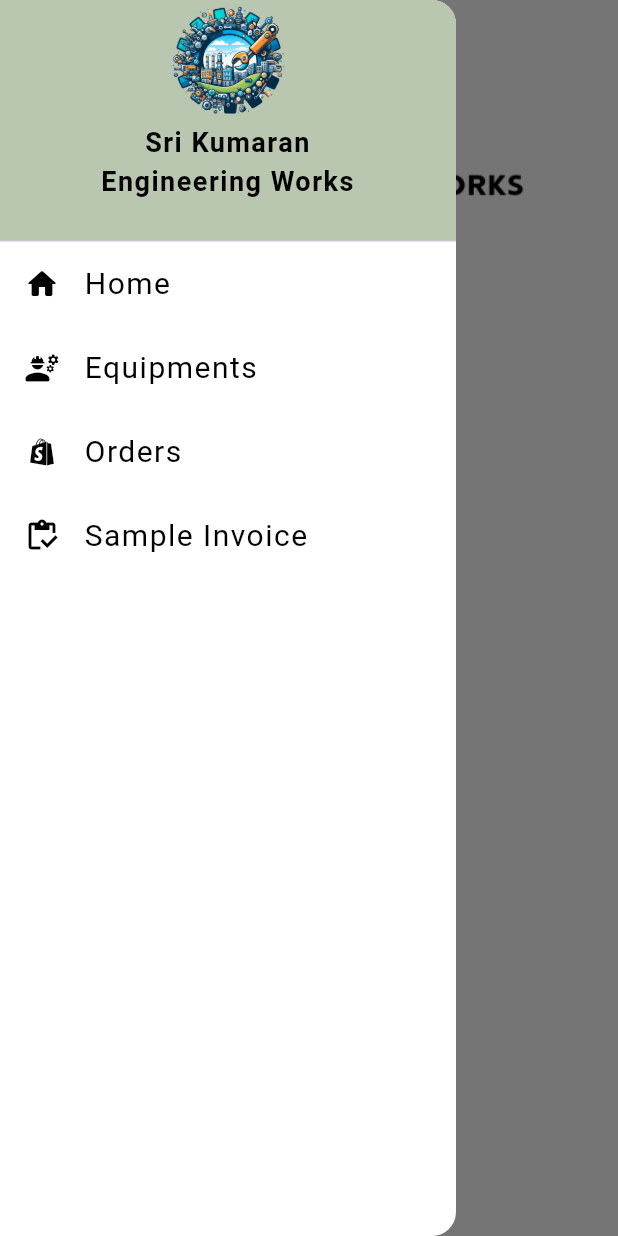
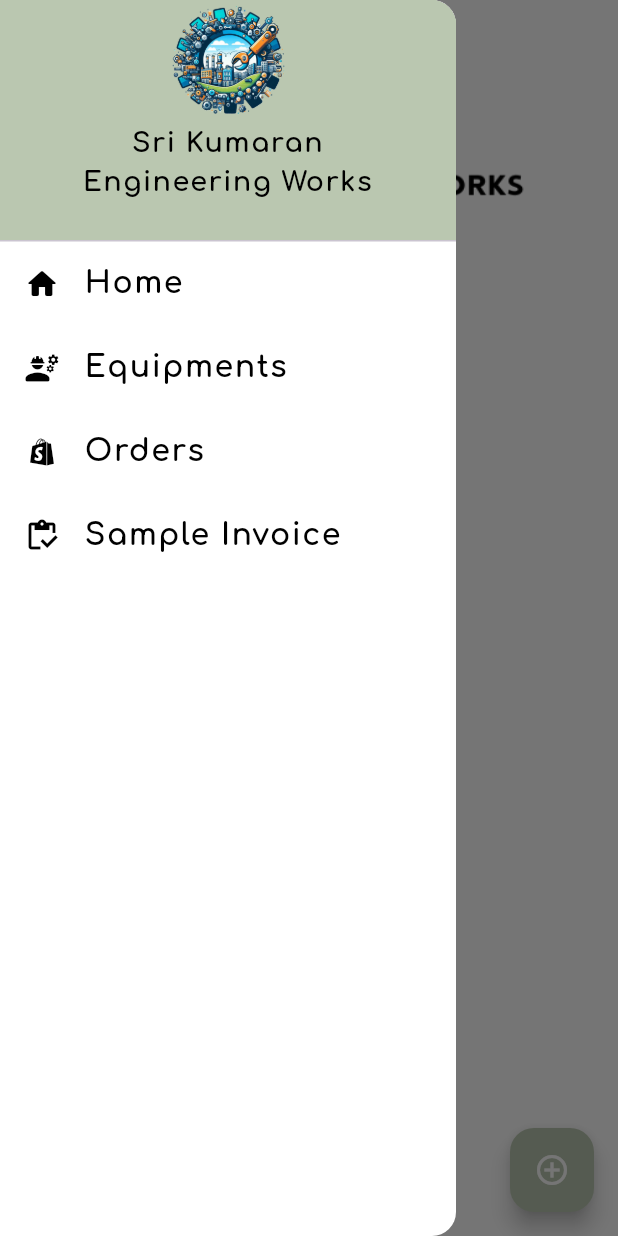
Before and after one commit to JagdishJS/sri_kumaran_engineering_works, a Flutter app: the screen it shows after launch, with the side drawer open, on a phone screen of 412 x 824 dp. Run offline on Flutter 3.47's test engine with Material 3 defaults, Android fonts, the phone set to English and light mode, and no system bars; our stand-ins replace fluttertoast, get, get_storage.

Commit message:
[FEAT] : Font added and floating button added

```diff
--- a/lib/screens/home.dart
+++ b/lib/screens/home.dart
@@ -37,6 +37,13 @@ class _HomePageState extends State<HomePage> {
                 ],
               ),
             ),
+            floatingActionButton: FloatingActionButton(
+              onPressed: () {},
+              foregroundColor: Theme.of(context).scaffoldBackgroundColor,
+              backgroundColor: celodon,
+              child: Icon(Icons.add_circle_outline_outlined),
+            ),
+            floatingActionButtonAnimator: FloatingActionButtonAnimator.scaling,
           );
         });
   }
--- a/lib/utils/app_theme.dart
+++ b/lib/utils/app_theme.dart
@@ -6,7 +6,7 @@ class AppTheme {
   static final ThemeData lightTheme = ThemeData(
     primarySwatch: createMaterialColor(spearmint),
     scaffoldBackgroundColor: Colors.white,
-    fontFamily: 'Roboto',
+    fontFamily: 'Comfortaa',
     bottomNavigationBarTheme:
         BottomNavigationBarThemeData(backgroundColor: blackColor),
     iconTheme: IconThemeData(color: blackColor),
@@ -100,7 +100,7 @@ class AppTheme {
     primarySwatch: createMaterialColor(whiteColor),
     // blackColor: whiteColor,
     scaffoldBackgroundColor: whiteColor,
-    fontFamily: 'Roboto',
+    fontFamily: 'Comfortaa',
     bottomNavigationBarTheme:
         BottomNavigationBarThemeData(backgroundColor: whiteColor),
     iconTheme: IconThemeData(color: whiteColor),
```
Also changed, not shown: pubspec.yaml (+8 -0 lines), assets/fonts/Comfortaa-700.ttf (added).
